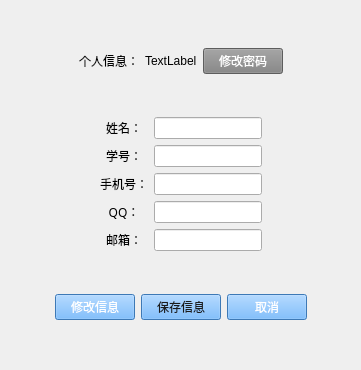
First picture: the form in FileManagement/UserInformation.ui, repository hhyvs111/FileManagement, before the edit.
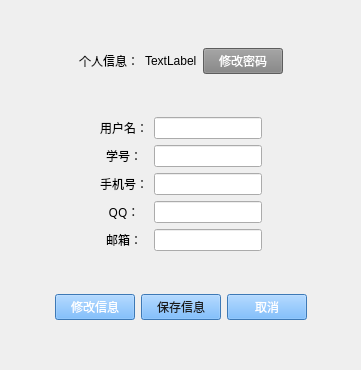
Second picture: the form after the edit.

```diff
--- a/FileManagement/UserInformation.ui
+++ b/FileManagement/UserInformation.ui
@@ -151,7 +151,7 @@
         </font>
        </property>
        <property name="text">
-        <string>姓名：</string>
+        <string>用户名：</string>
        </property>
        <property name="alignment">
         <set>Qt::AlignCenter</set>
```
